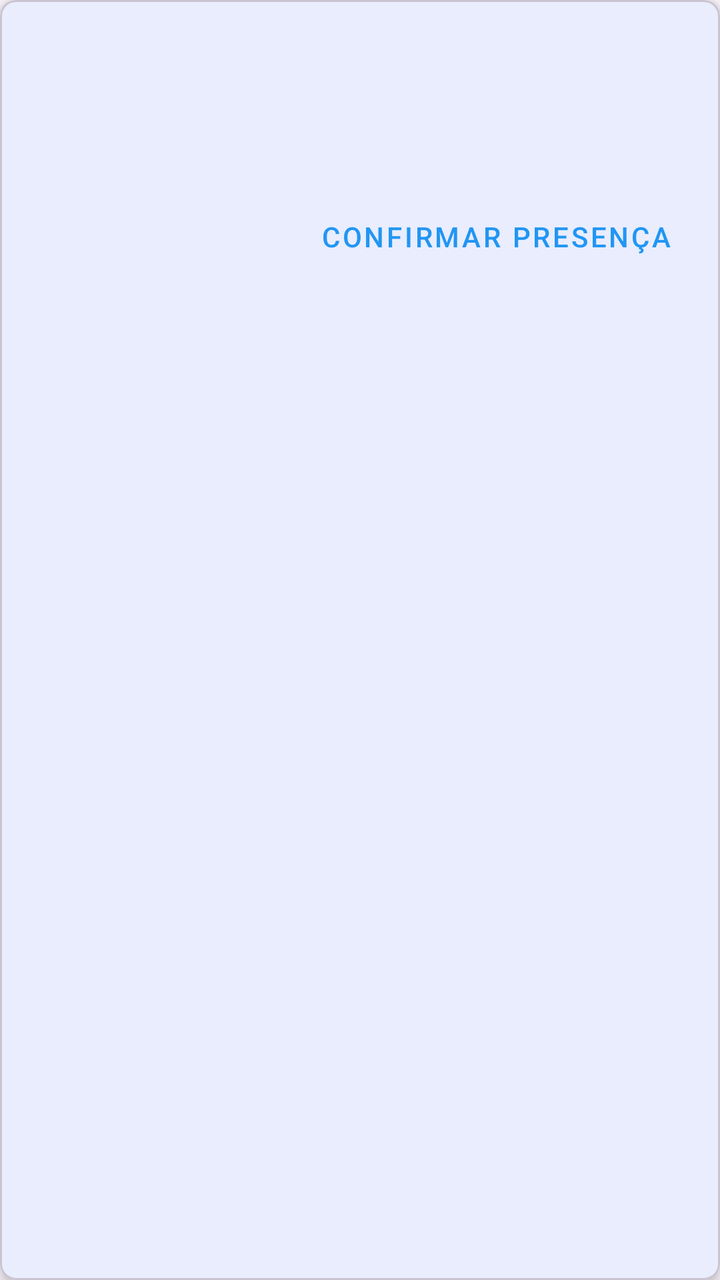
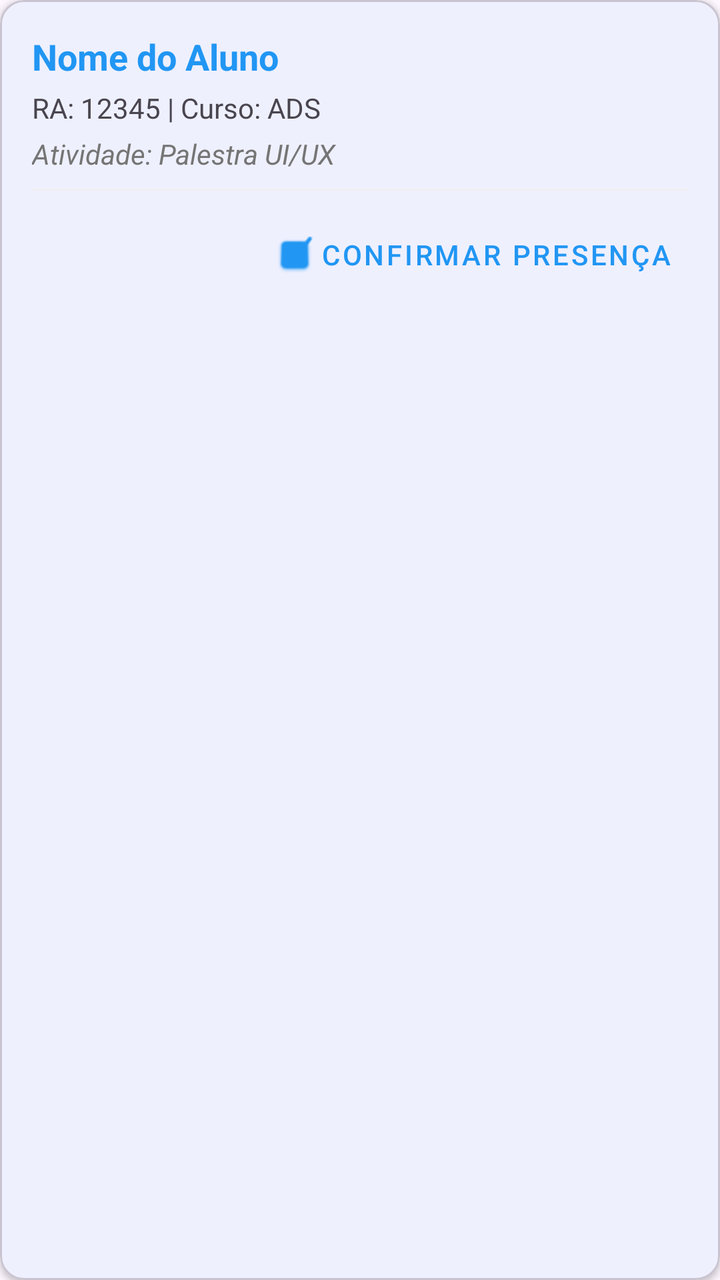

The first picture is an Android layout as it rendered before a commit; the second is the same layout after the commit. The layout source and the unified diff follow.
<!-- AndroidManifest.xml: application theme Theme.EcossistemaMobileWeekTech -->
<!-- res/layout/item_participant.xml -->
<?xml version="1.0" encoding="utf-8"?>
<com.google.android.material.card.MaterialCardView xmlns:android="http://schemas.android.com/apk/res/android"
    xmlns:app="http://schemas.android.com/apk/res-auto"
    android:layout_width="match_parent"
    android:layout_height="wrap_content"
    android:layout_margin="8dp"
    app:cardCornerRadius="8dp"
    app:cardElevation="4dp">

    <LinearLayout
        android:layout_width="match_parent"
        android:layout_height="wrap_content"
        android:orientation="vertical"
        android:padding="16dp">

        <TextView
            android:id="@+id/textViewParticipantName"
            android:layout_width="match_parent"
            android:layout_height="wrap_content"
            android:textSize="18sp"
            android:textStyle="bold"
            android:textColor="@color/primary"/>

        <TextView
            android:id="@+id/textViewParticipantDetails"
            android:layout_width="match_parent"
            android:layout_height="wrap_content"
            android:layout_marginTop="4dp"
            android:textSize="14sp"
            android:textColor="@color/text_primary"/>

        <TextView
            android:id="@+id/textViewParticipantEvent"
            android:layout_width="match_parent"
            android:layout_height="wrap_content"
            android:layout_marginTop="4dp"
            android:textSize="14sp"
            android:textStyle="italic"
            android:textColor="@color/accent"/>

        <Button
            android:id="@+id/buttonMarkAttendance"
            style="@style/Widget.MaterialComponents.Button.TextButton"
            android:layout_width="wrap_content"
            android:layout_height="wrap_content"
            android:layout_marginTop="8dp"
            android:layout_gravity="end"
            android:text="Confirmar Presença" />

    </LinearLayout>
</com.google.android.material.card.MaterialCardView>
<!-- resources referenced by this layout -->
<resources>
  <color name="accent">#FF4081</color>
  <color name="primary">#2196F3</color>
  <color name="text_primary">#212121</color>
  <style name="Theme.EcossistemaMobileWeekTech" parent="Base.Theme.EcossistemaMobileWeekTech" />
  <style name="Base.Theme.EcossistemaMobileWeekTech" parent="Theme.Material3.DayNight.NoActionBar">
          
          <item name="colorPrimary">@color/primary</item>
          <item name="colorPrimaryVariant">@color/primary_dark</item>
          <item name="colorOnPrimary">@color/white</item>
          
          <item name="colorSecondary">@color/primary</item>
          <item name="colorSecondaryVariant">@color/primary_dark</item>
          <item name="colorOnSecondary">@color/white</item>
          
          <item name="android:statusBarColor">@color/primary_dark</item>
      </style>
  <color name="primary_dark">#1976D2</color>
  <color name="white">#FFFFFFFF</color>
</resources>

<!-- the commit's change to res/layout/item_participant.xml (unified diff, before → after) -->
@@ -3,9 +3,10 @@
     xmlns:app="http://schemas.android.com/apk/res-auto"
     android:layout_width="match_parent"
     android:layout_height="wrap_content"
-    android:layout_margin="8dp"
-    app:cardCornerRadius="8dp"
-    app:cardElevation="4dp">
+    android:layout_marginHorizontal="16dp"
+    android:layout_marginVertical="8dp"
+    app:cardCornerRadius="12dp"
+    app:cardElevation="2dp">
 
     <LinearLayout
         android:layout_width="match_parent"
@@ -13,39 +14,69 @@
         android:orientation="vertical"
         android:padding="16dp">
 
-        <TextView
-            android:id="@+id/textViewParticipantName"
+        <LinearLayout
             android:layout_width="match_parent"
             android:layout_height="wrap_content"
-            android:textSize="18sp"
-            android:textStyle="bold"
-            android:textColor="@color/primary"/>
+            android:orientation="horizontal"
+            android:gravity="center_vertical">
+
+            <TextView
+                android:id="@+id/textViewParticipantName"
+                android:layout_width="0dp"
+                android:layout_height="wrap_content"
+                android:layout_weight="1"
+                android:text="Nome do Aluno"
+                android:textSize="18sp"
+                android:textStyle="bold"
+                android:textColor="@color/primary"/>
+
+            
+            <TextView
+                android:id="@+id/textViewCoffeeBadge"
+                android:layout_width="wrap_content"
+                android:layout_height="wrap_content"
+                android:text="☕ COFFEE"
+                android:textSize="10sp"
+                android:textStyle="bold"
+                android:textColor="@color/white"
+                android:background="@android:color/holo_orange_dark"
+                android:paddingHorizontal="6dp"
+                android:paddingVertical="2dp"
+                android:visibility="gone"/>
+        </LinearLayout>
 
         <TextView
             android:id="@+id/textViewParticipantDetails"
             android:layout_width="match_parent"
             android:layout_height="wrap_content"
             android:layout_marginTop="4dp"
-            android:textSize="14sp"
-            android:textColor="@color/text_primary"/>
+            android:text="RA: 12345 | Curso: ADS"
+            android:textSize="14sp" />
 
         <TextView
             android:id="@+id/textViewParticipantEvent"
             android:layout_width="match_parent"
             android:layout_height="wrap_content"
             android:layout_marginTop="4dp"
+            android:text="Atividade: Palestra UI/UX"
             android:textSize="14sp"
             android:textStyle="italic"
-            android:textColor="@color/accent"/>
+            android:textColor="@color/text_secondary"/>
+
+        <View
+            android:layout_width="match_parent"
+            android:layout_height="1dp"
+            android:background="#EEEEEE"
+            android:layout_marginVertical="8dp"/>
 
         <Button
             android:id="@+id/buttonMarkAttendance"
             style="@style/Widget.MaterialComponents.Button.TextButton"
             android:layout_width="wrap_content"
             android:layout_height="wrap_content"
-            android:layout_marginTop="8dp"
             android:layout_gravity="end"
-            android:text="Confirmar Presença" />
+            android:text="Confirmar Presença"
+            app:icon="@android:drawable/checkbox_on_background" />
 
     </LinearLayout>
 </com.google.android.material.card.MaterialCardView>
<!-- resource entries referenced after the edit -->
@@ -1,8 +1,7 @@
 <!-- resources referenced by this layout -->
 <resources>
-  <color name="accent">#FF4081</color>
   <color name="primary">#2196F3</color>
-  <color name="text_primary">#212121</color>
+  <color name="text_secondary">#757575</color>
   <style name="Theme.EcossistemaMobileWeekTech" parent="Base.Theme.EcossistemaMobileWeekTech" />
   <style name="Base.Theme.EcossistemaMobileWeekTech" parent="Theme.Material3.DayNight.NoActionBar">
           
